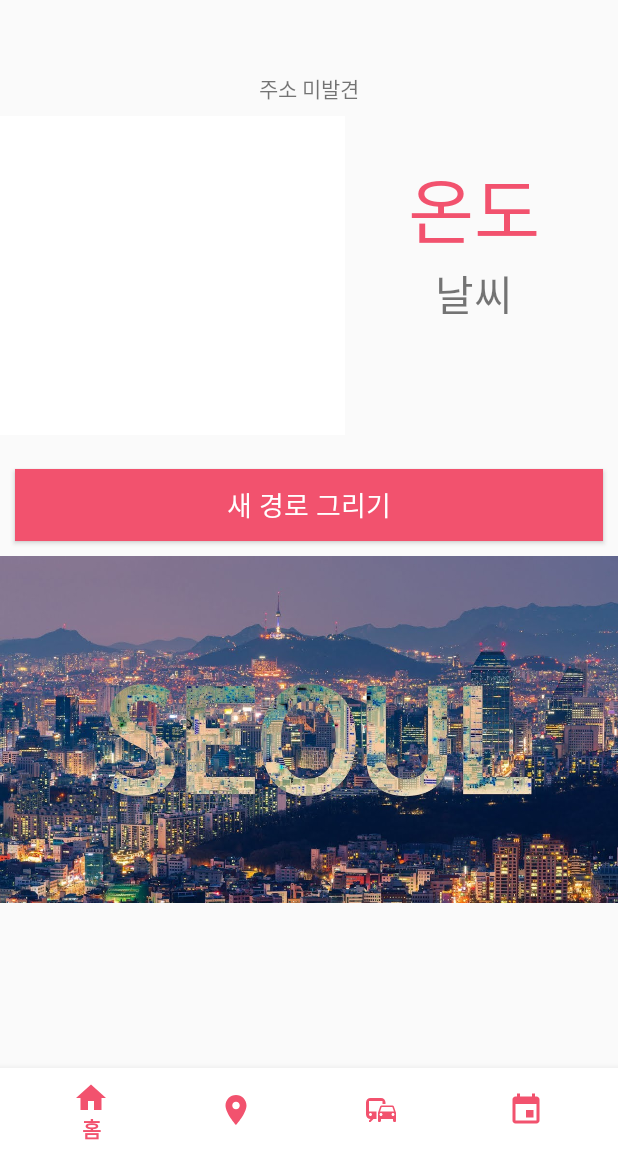
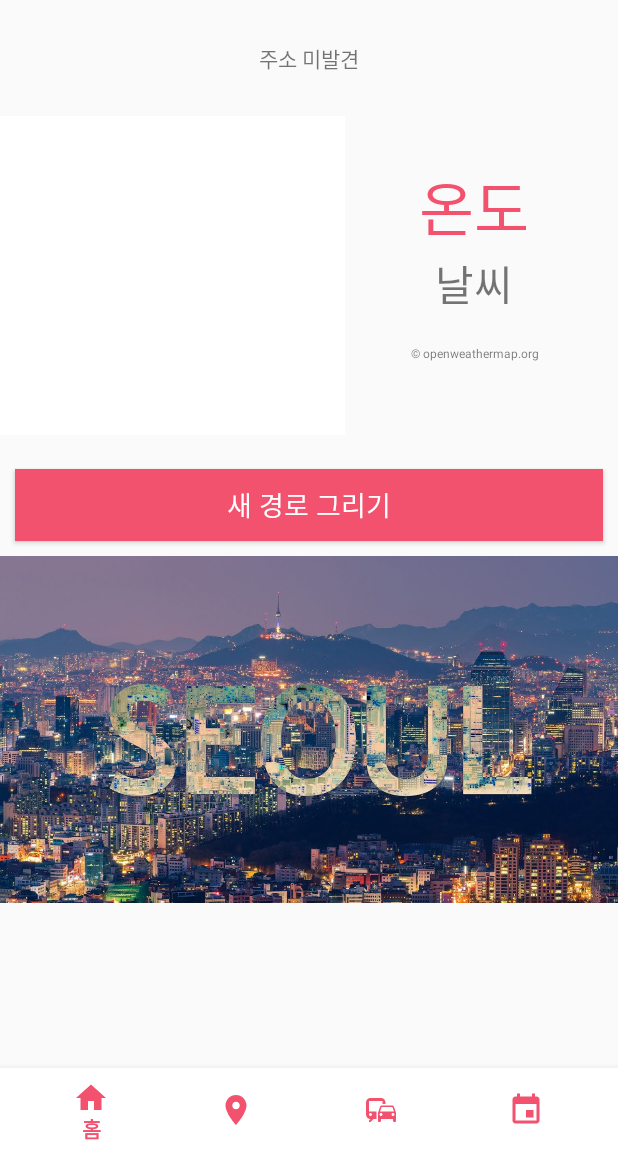
Before and after one commit to chanhui0829/SeoulDiary, an Android app: the screen it shows after launch (MainActivity), on a phone screen of 412 x 824 dp, the part 84-1236 px from its top. Run offline under Robolectric (Android 15) with nearby library versions, the phone set to English and light mode, and no system bars; libraries missing offline, so code that uses them is left out: com.odsay.odsayandroidsdk; pictures from the network do not load.

Commit message:
Seoul Diary

```diff
--- a/app/src/main/AndroidManifest.xml
+++ b/app/src/main/AndroidManifest.xml
@@ -28,7 +28,7 @@
         <activity android:name=".RecommendTourDetail"/>
         <activity android:name=".RecommendAllMap"/>
 
-        <meta-data android:name="com.google.android.geo.API_KEY" android:value="service key"/>
+        <meta-data android:name="com.google.android.geo.API_KEY" android:value="apikey"/>
 
         <meta-data
 
--- a/app/src/main/java/com/example/travel/RecommendAllMap.java
+++ b/app/src/main/java/com/example/travel/RecommendAllMap.java
@@ -33,7 +33,7 @@ public class RecommendAllMap  extends AppCompatActivity implements OnMapReadyCal
 
     double mylatitude,mylongitude,lat,lon;
     String result,language,mapx,mapy,contentid,title;
-    String keynum = "servicekey";
+    String keynum = "apikey";
     int page = 1;
 
 
--- a/app/src/main/java/com/example/travel/RecommendTour.java
+++ b/app/src/main/java/com/example/travel/RecommendTour.java
@@ -50,7 +50,7 @@ public class RecommendTour extends Fragment {
     String tourtypekeyword,tourtype,sigungukeyword,sigungutype = "";
     String Vcontentid,mapx,mapy,result;
     String language = "KorService";
-    String keynum = "servicekey";
+    String keynum = "apikey";
     Spinner spinnertype, sigungu;
     ArrayAdapter TourTypeAdapter,SigunguAdapter;
 
--- a/app/src/main/java/com/example/travel/RecommendTourDetail.java
+++ b/app/src/main/java/com/example/travel/RecommendTourDetail.java
@@ -91,7 +91,7 @@ public class RecommendTourDetail extends AppCompatActivity {
             language = "EngService";
         }
 
-        keynum = "servicekey";
+        keynum = "apikey";
 
 
         //264111
--- a/app/src/main/res/layout/activity_home.xml
+++ b/app/src/main/res/layout/activity_home.xml
@@ -25,11 +25,6 @@
             app:titleTextAppearance="@style/Toolbar.TitleText"
             />
 
-        <TextView
-            android:id="@+id/textView3"
-            android:layout_width="match_parent"
-            android:layout_height="20dp" />
-
         <LinearLayout
             android:layout_width="wrap_content"
             android:layout_height="wrap_content"
@@ -53,6 +48,11 @@
                 android:text="현재위치" />
 
         </LinearLayout>
+
+        <TextView
+            android:id="@+id/textView3"
+            android:layout_width="match_parent"
+            android:layout_height="20dp" />
 
         <LinearLayout
             android:layout_width="match_parent"
@@ -83,10 +83,11 @@
                     android:id="@+id/txt_temp"
                     android:layout_width="match_parent"
                     android:layout_height="wrap_content"
+                    android:layout_marginTop="20dp"
                     android:gravity="center"
                     android:text="온도"
                     android:textColor="#F2526E"
-                    android:textSize="48sp" />
+                    android:textSize="40sp" />
 
                 <TextView
                     android:id="@+id/txt_weather"
@@ -107,6 +108,15 @@
                     app:layout_constraintStart_toStartOf="parent"
                     app:layout_constraintTop_toTopOf="parent"
                     app:layout_constraintVertical_bias="0.13" />
+
+                <TextView
+                    android:id="@+id/textView10"
+                    android:layout_width="match_parent"
+                    android:layout_height="wrap_content"
+                    android:layout_marginTop="10dp"
+                    android:gravity="center"
+                    android:text="© openweathermap.org"
+                    android:textSize="8sp" />
 
             </LinearLayout>
         </LinearLayout>
--- a/app/src/main/res/layout/activity_recommendtour.xml
+++ b/app/src/main/res/layout/activity_recommendtour.xml
@@ -22,6 +22,7 @@
         android:layout_height="wrap_content"
         android:gravity="center"
         android:text="출처:한국관광공사"
+        android:textSize="10sp"
         app:layout_constraintBottom_toBottomOf="parent"
         tools:layout_editor_absoluteX="8dp" />
 
--- a/app/src/main/res/layout/activity_recommendtourdetail.xml
+++ b/app/src/main/res/layout/activity_recommendtourdetail.xml
@@ -60,8 +60,9 @@
                 <ImageView
                     android:id="@+id/detail_img"
                     android:layout_width="280dp"
-                    android:layout_height="280dp"
+                    android:layout_height="260dp"
                     android:layout_gravity="center"
+                    android:layout_marginTop="10dp"
                     android:scaleType="fitXY" />
 
                 <TextView
```
